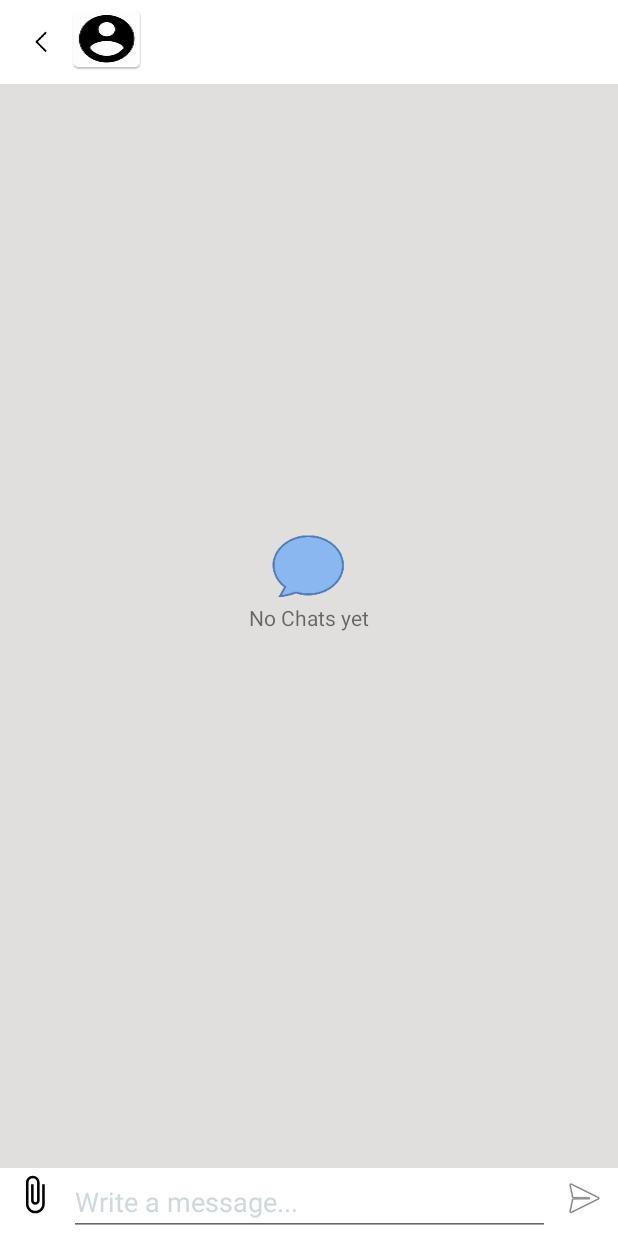
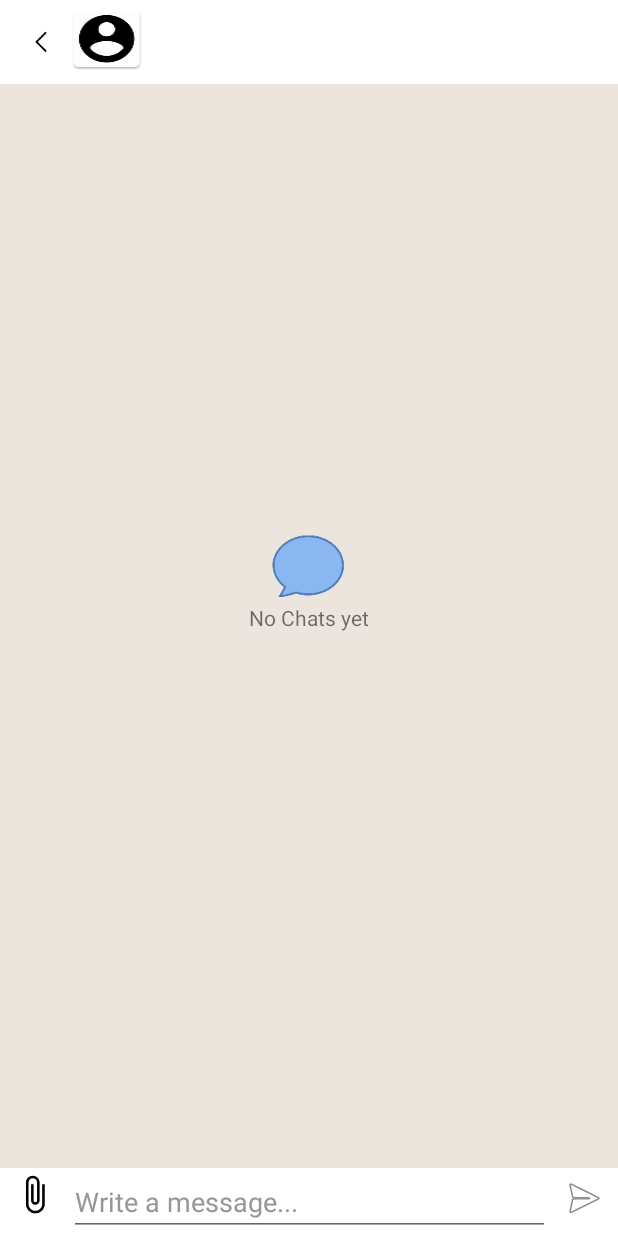
Before and after one commit to lamsiuwai1992/EzBook, an Android app: the ChatConversationActivity screen opened directly, with no data from a screen before it, on a phone screen of 412 x 824 dp. Run offline under Robolectric (Android 15) with nearby library versions, the phone set to English and light mode, and no system bars; our stand-ins replace Firebase (no records; nobody signed in at launch, a user with empty details on screens opened directly); pictures from the network do not load; 2 statements that could not run were skipped.

Commit message:
change display of chat room and add some text in like book

```diff
--- a/app/src/main/java/com/ezbook/lamsiuwai/ezbook/ChatConversationActivity.java
+++ b/app/src/main/java/com/ezbook/lamsiuwai/ezbook/ChatConversationActivity.java
@@ -295,7 +295,7 @@ public class ChatConversationActivity extends AppCompatActivity {
 
                     viewHolder.message.setLayoutParams(viewHolder.text_params);
                     viewHolder.message.setText(model.getMessage());
-                    viewHolder.message.setTextColor(Color.parseColor("#FFFFFF"));
+                    viewHolder.message.setTextColor(Color.parseColor("#000000"));
                     viewHolder.message.setVisibility(View.VISIBLE);
                     viewHolder.chat_image_incoming.setVisibility(View.GONE);
                     viewHolder.chat_image_outgoing.setVisibility(View.GONE);
--- a/app/src/main/java/com/ezbook/lamsiuwai/ezbook/LikePostFragment.java
+++ b/app/src/main/java/com/ezbook/lamsiuwai/ezbook/LikePostFragment.java
@@ -61,6 +61,7 @@ public class LikePostFragment extends Fragment {
         likeBookObjectList =new ArrayList<>();
         noBooksTag =view.findViewById(R.id.booklisting_no_books);
         progressBar = view.findViewById(R.id.booklisting_progressBar);
+        noBooksTag.setText("No Favourite Books");
         FrameLayout toolbarLayout = view.findViewById(R.id.toolbar_container);
         toolbarLayout.setVisibility(View.GONE);
         final DatabaseReference bookUpload = database.getReference("BookUpload");
@@ -68,8 +69,10 @@ public class LikePostFragment extends Fragment {
         userLikeBookRef.addListenerForSingleValueEvent(new ValueEventListener() {
             @Override
             public void onDataChange(DataSnapshot dataSnapshot) {
+                if(dataSnapshot.hasChildren()){
+                    noBooksTag.setVisibility(View.INVISIBLE);
+                }
                 progressBar.setVisibility(View.GONE);
-                noBooksTag.setVisibility(View.GONE);
                 for(DataSnapshot likeBookOjectSnapshot:dataSnapshot.getChildren()){
                     LikeBookObject likeBookObject = likeBookOjectSnapshot.getValue(LikeBookObject.class);
                     likeBookObjectList.add(likeBookObject);
--- a/app/src/main/java/com/ezbook/lamsiuwai/ezbook/MyBookListingRecycleViewAdapter.java
+++ b/app/src/main/java/com/ezbook/lamsiuwai/ezbook/MyBookListingRecycleViewAdapter.java
@@ -99,7 +99,7 @@ public class MyBookListingRecycleViewAdapter extends RecyclerView.Adapter<MyBook
                 else {
                     holder.RecycleBookList.setBackgroundColor(Color.parseColor("#FFFFFF"));
                     databaseReference_book.child("state").setValue("Available");
-                    holder.BookStatus.setTextColor(Color.parseColor("#FFFFFF"));
+                    holder.BookStatus.setTextColor(Color.parseColor("#000000"));
                 }
             }
         });
--- a/app/src/main/res/drawable/shape_incoming_message.xml
+++ b/app/src/main/res/drawable/shape_incoming_message.xml
@@ -7,13 +7,13 @@
             android:pivotY="100%"
             android:toDegrees="0" >
         <shape android:shape="rectangle" >
-            <solid android:color="#9E9E9E" />
+            <solid android:color="@color/chat_in_coming" />
         </shape>
         </rotate>
     </item>
         <item android:left="16dp">
             <shape android:shape="rectangle" >
-                <solid android:color="#9E9E9E" />
+                <solid android:color="@color/chat_in_coming" />
                 <corners android:radius="4dp" />
             </shape>
         </item>
--- a/app/src/main/res/drawable/shape_outcoming_message.xml
+++ b/app/src/main/res/drawable/shape_outcoming_message.xml
@@ -7,13 +7,13 @@
         android:pivotY="100%"
         android:toDegrees="0" >
             <shape android:shape="rectangle" >
-                <solid android:color="@color/colorPrimary" />
+                <solid android:color="@color/chat_out_going" />
             </shape>
         </rotate>
     </item>
     <item android:right="16dp">
         <shape android:shape="rectangle" >
-            <solid android:color="@color/colorPrimary" />
+            <solid android:color="@color/chat_out_going" />
             <corners android:radius="4dp" />
         </shape>
     </item>
--- a/app/src/main/res/layout/show_chat_conversation.xml
+++ b/app/src/main/res/layout/show_chat_conversation.xml
@@ -126,8 +126,8 @@
             android:layout_weight="1"
             android:hint="Write a message..."
             android:maxHeight="80dp"
-            android:textColor="#CFD8DC"
-            android:textColorHint="#CFD8DC" />
+            android:textColor="#969696"
+            android:textColorHint="#969696" />
 
         <ImageView
             android:id="@+id/sendButton"
--- a/app/src/main/res/values/colors.xml
+++ b/app/src/main/res/values/colors.xml
@@ -22,5 +22,7 @@
     <color name="lbl_name">#333333</color>
     <color name="btn_logut_bg">#ff6861</color>
     <color name="bookListing">#333333</color>
-    <color name="chatRm_background">#e1dede</color>
+    <color name="chatRm_background">#ECE5DD</color>
+    <color name="chat_out_going">#DCF8C6</color>
+    <color name="chat_in_coming">#ffffff</color>
 </resources>
```
